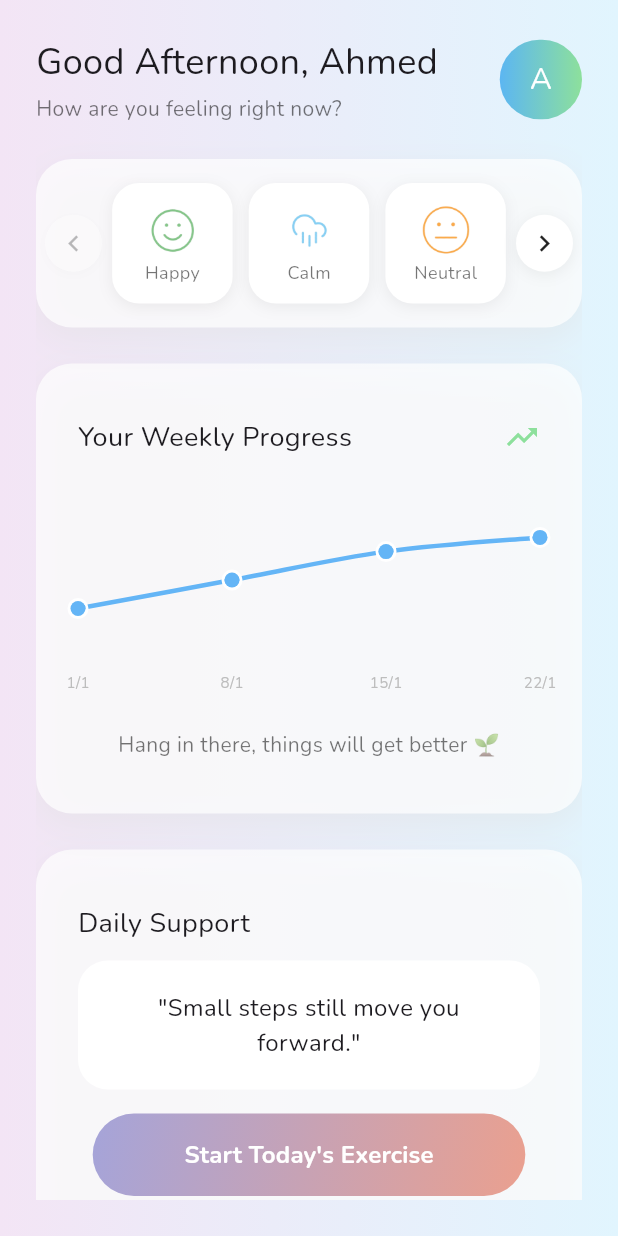
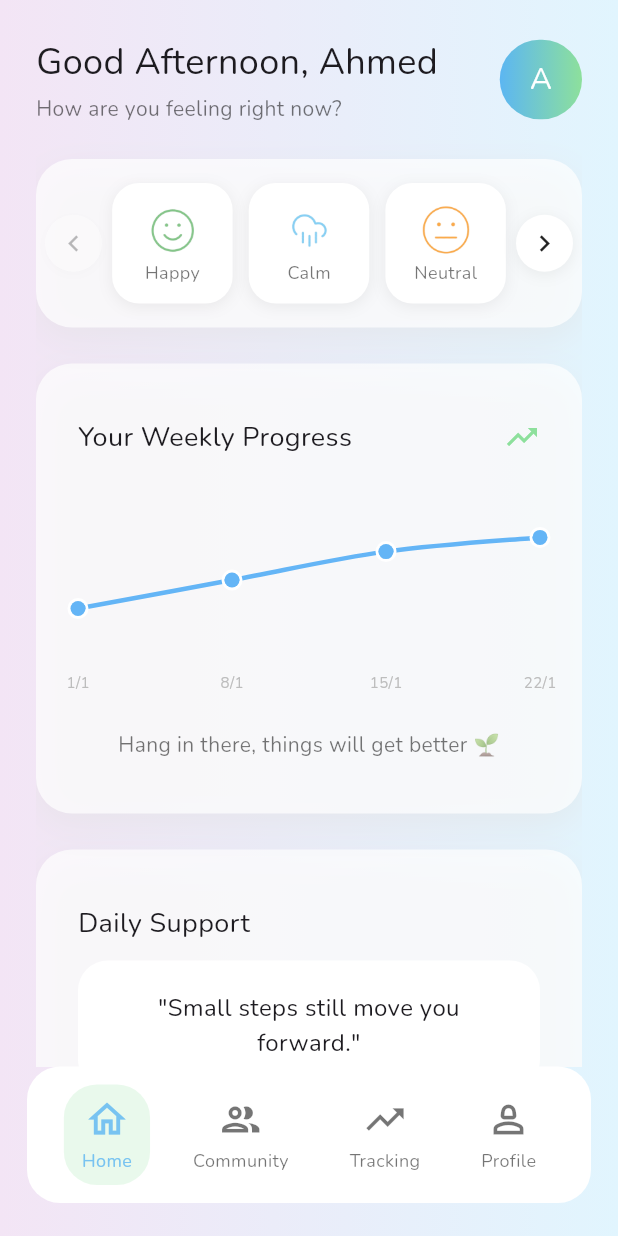
Before and after one commit to ahmedabdalbadea/NOVIRA, a Flutter app: the HomeView screen opened by its route, on a phone screen of 412 x 824 dp. Run offline on Flutter 3.47's test engine with Material 3 defaults, Android fonts, the phone set to English and light mode, and no system bars; drawn by our look-alikes of fl_chart; our stand-ins replace bloc, dartz, dio, flutter_bloc, font_awesome_flutter, go_router and 4 more; network calls fail.

Commit message:
create custom navigatio bar

```diff
--- a/lib/core/widgets/gradient_scaffold.dart
+++ b/lib/core/widgets/gradient_scaffold.dart
@@ -2,8 +2,14 @@ import 'package:flutter/material.dart';
 import 'package:novira_app/constants.dart';
 
 class GradientScaffold extends StatelessWidget {
-  const GradientScaffold({super.key, this.body});
-  final Widget? body;
+  const GradientScaffold({
+    super.key,
+    this.body,
+    this.bottomNavigationBar,
+    this.extendBody = false,
+  });
+  final Widget? body, bottomNavigationBar;
+  final bool extendBody;
   @override
   Widget build(BuildContext context) {
     return Container(
@@ -14,7 +20,12 @@ class GradientScaffold extends StatelessWidget {
           colors: [kStartPrimaryGradientColor, kEndPrimaryGradientColor],
         ),
       ),
-      child: Scaffold(backgroundColor: Colors.transparent, body: body),
+      child: Scaffold(
+        extendBody: extendBody,
+        backgroundColor: Colors.transparent,
+        body: body,
+        bottomNavigationBar: bottomNavigationBar,
+      ),
     );
   }
 }
--- a/lib/features/home/view/home_view.dart
+++ b/lib/features/home/view/home_view.dart
@@ -1,11 +1,15 @@
 import 'package:flutter/material.dart';
 import 'package:novira_app/core/widgets/gradient_scaffold.dart';
+import 'package:novira_app/features/home/view/widgets/custom_navigation_bar.dart';
 import 'package:novira_app/features/home/view/widgets/home_view_body.dart';
 
 class HomeView extends StatelessWidget {
   const HomeView({super.key});
   @override
   Widget build(BuildContext context) {
-    return const GradientScaffold(body: SafeArea(child: HomeViewBody()));
+    return GradientScaffold(
+      body: SafeArea(bottom: false, child: HomeViewBody()),
+      bottomNavigationBar: CustomNavigationBar(),
+    );
   }
 }
--- /dev/null
+++ b/lib/features/home/view/widgets/bottom_app_bar_item.dart
@@ -0,0 +1,46 @@
+import 'package:flutter/material.dart';
+import 'package:novira_app/constants.dart';
+import 'package:novira_app/core/utils/styles.dart';
+
+class BottomAppBarItem extends StatelessWidget {
+  const BottomAppBarItem({
+    super.key,
+    required this.label,
+    required this.icon,
+    this.isActive = false,
+  });
+  final String label;
+  final IconData icon;
+  final bool isActive;
+  @override
+  Widget build(BuildContext context) {
+    return Container(
+      padding: EdgeInsets.symmetric(horizontal: 12, vertical: 8),
+      decoration: BoxDecoration(
+        borderRadius: BorderRadius.circular(22),
+        color: isActive ? kEndSecGradientColor.withValues(alpha: 0.19) : null,
+      ),
+      child: Column(
+        mainAxisSize: MainAxisSize.min,
+        children: [
+          Icon(
+            icon,
+            color: isActive
+                ? kStartSecGradientColor.withValues(alpha: .8)
+                : kDesTextColor,
+            size: 30,
+          ),
+          const SizedBox(height: 4),
+          Text(
+            label,
+            style: Styles.textStyle12.copyWith(
+              color: isActive
+                  ? kStartSecGradientColor.withValues(alpha: .8)
+                  : kDesTextColor,
+            ),
+          ),
+        ],
+      ),
+    );
+  }
+}
--- /dev/null
+++ b/lib/features/home/view/widgets/custom_navigation_bar.dart
@@ -0,0 +1,62 @@
+import 'package:flutter/material.dart';
+import 'package:novira_app/constants.dart';
+import 'package:novira_app/core/utils/app_router.dart';
+import 'package:novira_app/core/utils/styles.dart';
+import 'package:novira_app/features/home/view/widgets/bottom_app_bar_item.dart';
+
+class CustomNavigationBar extends StatefulWidget {
+  const CustomNavigationBar({super.key});
+
+  @override
+  State<CustomNavigationBar> createState() => _CustomNavigationBarState();
+}
+
+class _CustomNavigationBarState extends State<CustomNavigationBar> {
+  final _items = const [
+    (icon: Icons.home_outlined, label: 'Home'),
+    (icon: Icons.group_outlined, label: 'Community'),
+    (icon: Icons.trending_up, label: 'Tracking'),
+    (icon: Icons.person_2_outlined, label: 'Profile'),
+  ];
+
+  int selectedItem = 0;
+
+  @override
+  Widget build(BuildContext context) {
+    return Container(
+      padding: EdgeInsets.symmetric(horizontal: 8, vertical: 12),
+      margin: EdgeInsets.only(left: 18, right: 18, bottom: 22),
+      decoration: BoxDecoration(
+        color: Colors.white,
+        borderRadius: BorderRadius.circular(22),
+      ),
+      child: Row(
+        mainAxisAlignment: MainAxisAlignment.spaceEvenly,
+        children: List.generate(_items.length, (index) {
+          return GestureDetector(
+            onTap: () {
+              if (index != selectedItem) {
+                setState(() {
+                  selectedItem = index;
+                });
+              }
+            },
+            child: BottomAppBarItem(
+              label: _items[index].label,
+              icon: _items[index].icon,
+              isActive: selectedItem == index,
+            ),
+          );
+        }),
+      ),
+    );
+  }
+}
+
+// _items.map((e) {
+//           return BottomAppBarItem(
+//             label: e.label,
+//             icon: e.icon,
+//             color: kDesTextColor,
+//           );
+//         }).toList()
--- a/lib/features/home/view/widgets/home_view_body.dart
+++ b/lib/features/home/view/widgets/home_view_body.dart
@@ -23,14 +23,14 @@ class HomeViewBody extends StatelessWidget {
   @override
   Widget build(BuildContext context) {
     return Padding(
-      padding: const EdgeInsets.all(24.0),
+      padding: const EdgeInsets.only(left: 24, right: 24, top: 24),
       child: CustomScrollView(
         scrollBehavior: ScrollBehavior().copyWith(
           overscroll: false,
           physics: const BouncingScrollPhysics(),
         ),
         slivers: [
-          SliverToBoxAdapter(child: UserGreeting()),
+          const SliverToBoxAdapter(child: UserGreeting()),
           SliverToBoxAdapter(
             child: Padding(
               padding: const EdgeInsets.symmetric(vertical: 24),
@@ -56,7 +56,9 @@ class HomeViewBody extends StatelessWidget {
             ),
           ),
 
-          SliverToBoxAdapter(child: AiCard()),
+          const SliverToBoxAdapter(child: AiCard()),
+
+          const SliverToBoxAdapter(child: SizedBox(height: 30)),
         ],
       ),
     );
```
